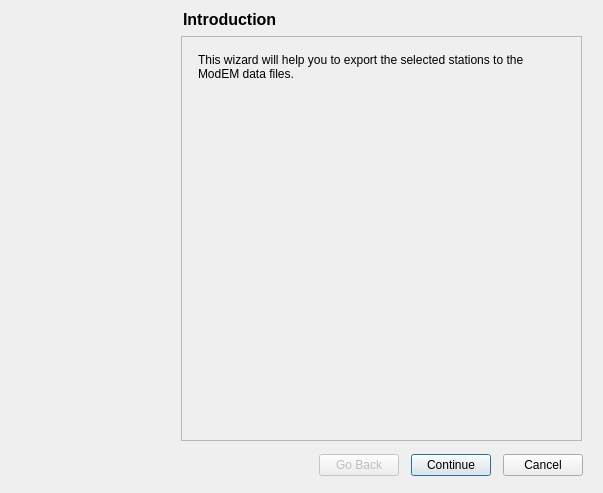
Above: mtpy/gui/SmartMT/ui_asset/wizard_export_modem.ui from MTgeophysics/mtpy before the change. Below: the same form after it.
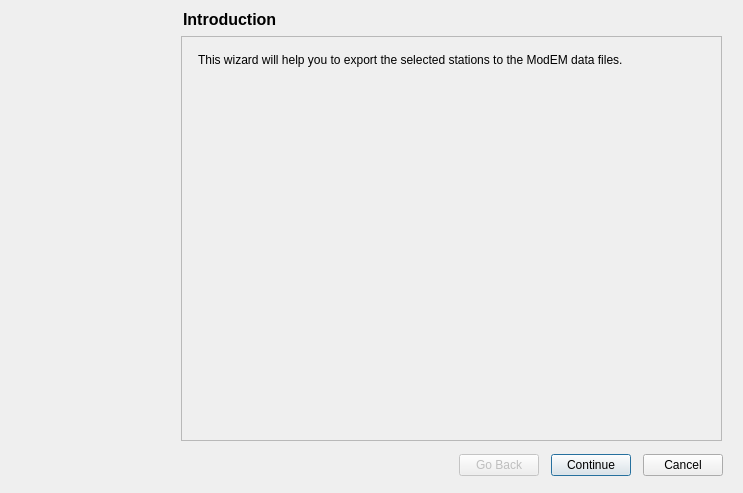
That is the form after the change.

Commit message: ModEM generation improvements

What changed in the file:
```diff
--- a/mtpy/gui/SmartMT/ui_asset/wizard_export_modem.ui
+++ b/mtpy/gui/SmartMT/ui_asset/wizard_export_modem.ui
@@ -6,7 +6,7 @@
    <rect>
     <x>0</x>
     <y>0</y>
-       <width>603</width>
+       <width>743</width>
        <height>493</height>
    </rect>
   </property>
```
Left out of the diff: 55 changed lines with no effect on the pictures. The commit also changes 2 other files.
